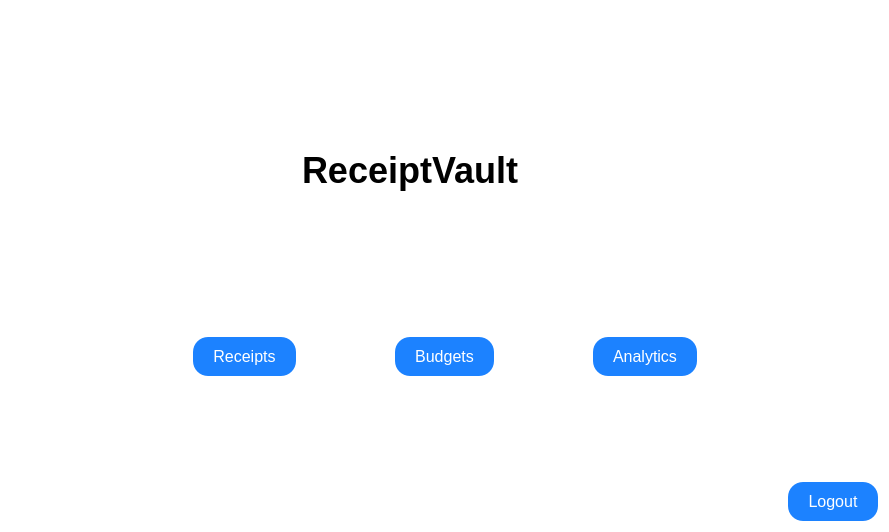
Above: frontend/ReceiptVault/DashboardPage.ui from IsaiahIruoha/receiptvault before the change. Below: the same form after it.
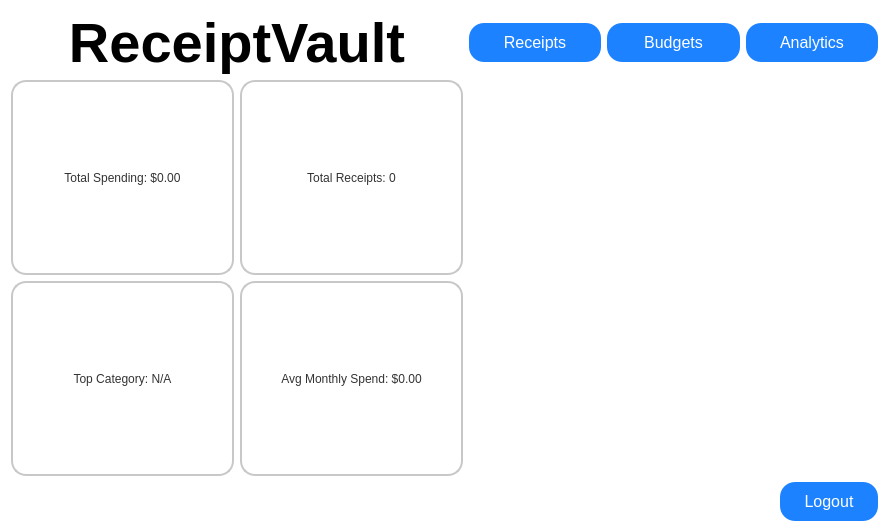
That is the form after the change. Custom widgets are drawn as their Qt base class.

Commit message: finalized dashboard overhaul

Patch:
```diff
--- a/frontend/ReceiptVault/DashboardPage.ui
+++ b/frontend/ReceiptVault/DashboardPage.ui
@@ -19,106 +19,27 @@
 }</string>
   </property>
   <layout class="QGridLayout" name="gridLayout">
-   <item row="0" column="1">
-    <spacer name="verticalSpacer_4">
-     <property name="orientation">
-      <enum>Qt::Orientation::Vertical</enum>
+   <item row="3" column="1" colspan="4">
+    <widget class="QChartView" name="spendingChartView" native="true">
+     <property name="sizePolicy">
+      <sizepolicy hsizetype="Expanding" vsizetype="Expanding">
+       <horstretch>0</horstretch>
+       <verstretch>0</verstretch>
+      </sizepolicy>
      </property>
-     <property name="sizeHint" stdset="0">
-      <size>
-       <width>20</width>
-       <height>40</height>
-      </size>
-     </property>
-    </spacer>
-   </item>
-   <item row="2" column="1">
-    <spacer name="verticalSpacer_2">
-     <property name="orientation">
-      <enum>Qt::Orientation::Vertical</enum>
-     </property>
-     <property name="sizeHint" stdset="0">
-      <size>
-       <width>20</width>
-       <height>40</height>
-      </size>
-     </property>
-    </spacer>
-   </item>
-   <item row="3" column="2">
-    <layout class="QHBoxLayout" name="horizontalLayout_2">
-     <item>
-      <widget class="QPushButton" name="viewAnalyticsButton">
-       <property name="styleSheet">
-        <string notr="true">QPushButton {
-    background-color: rgb(28, 130, 255);
-    border: none;
+     <property name="styleSheet">
+      <string notr="true">QChartView{
+    border: 2px solid rgb(200, 200, 200);
     border-radius: 15px;
-    color: white;
-    padding: 10px 20px;
-    font-size: 16px;
-}
-
-QPushButton:hover {
-    background-color: rgb(33, 145, 255);
-}
-
-QPushButton:pressed {
-    background-color: rgb(23, 110, 230);
+    background-color: white;
 }</string>
-       </property>
-       <property name="text">
-        <string>Analytics</string>
-       </property>
-      </widget>
-     </item>
-     <item>
-      <spacer name="horizontalSpacer_3">
-       <property name="orientation">
-        <enum>Qt::Orientation::Horizontal</enum>
-       </property>
-       <property name="sizeHint" stdset="0">
-        <size>
-         <width>40</width>
-         <height>20</height>
-        </size>
-       </property>
-      </spacer>
-     </item>
-    </layout>
-   </item>
-   <item row="4" column="1">
-    <spacer name="verticalSpacer">
-     <property name="orientation">
-      <enum>Qt::Orientation::Vertical</enum>
      </property>
-     <property name="sizeHint" stdset="0">
-      <size>
-       <width>20</width>
-       <height>40</height>
-      </size>
-     </property>
-    </spacer>
+    </widget>
    </item>
-   <item row="3" column="1">
-    <layout class="QHBoxLayout" name="horizontalLayout_4">
-     <item>
-      <spacer name="horizontalSpacer_5">
-       <property name="orientation">
-        <enum>Qt::Orientation::Horizontal</enum>
-       </property>
-       <property name="sizeHint" stdset="0">
-        <size>
-         <width>40</width>
-         <height>20</height>
-        </size>
-       </property>
-      </spacer>
-     </item>
-     <item>
-      <widget class="QPushButton" name="viewBudgetsButton">
-       <property name="styleSheet">
-        <string notr="true">QPushButton {
+   <item row="4" column="4">
+    <widget class="QPushButton" name="logoutButton">
+     <property name="styleSheet">
+      <string notr="true">QPushButton {
     background-color: rgb(28, 130, 255);
     border: none;
     border-radius: 15px;
@@ -134,74 +55,104 @@
 QPushButton:pressed {
     background-color: rgb(23, 110, 230);
 }</string>
-       </property>
-       <property name="text">
-        <string>Budgets</string>
-       </property>
-      </widget>
-     </item>
-     <item>
-      <spacer name="horizontalSpacer_6">
-       <property name="orientation">
-        <enum>Qt::Orientation::Horizontal</enum>
-       </property>
-       <property name="sizeHint" stdset="0">
-        <size>
-         <width>40</width>
-         <height>20</height>
-        </size>
-       </property>
-      </spacer>
-     </item>
-    </layout>
+     </property>
+     <property name="text">
+      <string>Logout</string>
+     </property>
+    </widget>
    </item>
    <item row="3" column="0">
-    <layout class="QHBoxLayout" name="horizontalLayout">
-     <item>
-      <spacer name="horizontalSpacer">
-       <property name="orientation">
-        <enum>Qt::Orientation::Horizontal</enum>
+    <layout class="QGridLayout" name="gridLayout_2">
+     <item row="0" column="0">
+      <widget class="QLabel" name="label_TotalSpending">
+       <property name="styleSheet">
+        <string notr="true">QLabel#label_TotalReceipts, QLabel#label_TotalSpending {
+    color: #333333;
+    font: bold 16px &quot;Arial&quot;;
+    padding: 5px 15px;
+    border: 2px solid rgb(200, 200, 200);
+    border-radius: 15px;
+}
+</string>
        </property>
-       <property name="sizeHint" stdset="0">
-        <size>
-         <width>40</width>
-         <height>20</height>
-        </size>
+       <property name="text">
+        <string>Total Spending: $0.00</string>
        </property>
-      </spacer>
+       <property name="alignment">
+        <set>Qt::AlignmentFlag::AlignCenter</set>
+       </property>
+      </widget>
      </item>
-     <item>
-      <widget class="QPushButton" name="viewReceiptsButton">
+     <item row="0" column="1">
+      <widget class="QLabel" name="label_TotalReceipts">
        <property name="styleSheet">
-        <string notr="true">QPushButton {
-    background-color: rgb(28, 130, 255);
-    border: none;
+        <string notr="true">QLabel#label_TotalReceipts, QLabel#label_TotalSpending {
+    color: #333333;
+    font: bold 16px &quot;Arial&quot;;
+    padding: 5px 15px;
+    border: 2px solid rgb(200, 200, 200);
     border-radius: 15px;
-    color: white;
-    padding: 10px 20px;
-    font-size: 16px;
-}
-
-QPushButton:hover {
-    background-color: rgb(33, 145, 255);
-}
-
-QPushButton:pressed {
-    background-color: rgb(23, 110, 230);
 }</string>
        </property>
        <property name="text">
-        <string>Receipts</string>
+        <string>Total Receipts: 0</string>
+       </property>
+       <property name="alignment">
+        <set>Qt::AlignmentFlag::AlignCenter</set>
+       </property>
+      </widget>
+     </item>
+     <item row="1" column="0">
+      <widget class="QLabel" name="label_TopCategory">
+       <property name="styleSheet">
+        <string notr="true">QLabel{
+    color: #333333;
+    font: bold 16px &quot;Arial&quot;;
+    padding: 5px 15px;
+    border: 2px solid rgb(200, 200, 200);
+    border-radius: 15px;
+}</string>
+       </property>
+       <property name="text">
+        <string>Top Category: N/A</string>
+       </property>
+       <property name="alignment">
+        <set>Qt::AlignmentFlag::AlignCenter</set>
+       </property>
+      </widget>
+     </item>
+     <item row="1" column="1">
+      <widget class="QLabel" name="label_AvgMonthlySpending">
+       <property name="styleSheet">
+        <string notr="true">QLabel{
+    color: #333333;
+    font: bold 16px &quot;Arial&quot;;
+    padding: 5px 15px;
+    border: 2px solid rgb(200, 200, 200);
+    border-radius: 15px;
+}</string>
+       </property>
+       <property name="text">
+        <string>Avg Monthly Spend: $0.00</string>
+       </property>
+       <property name="alignment">
+        <set>Qt::AlignmentFlag::AlignCenter</set>
        </property>
       </widget>
      </item>
     </layout>
    </item>
-   <item row="1" column="1" alignment="">
+   <item row="0" column="0">
     <widget class="QLabel" name="appTitle">
+     <property name="minimumSize">
+      <size>
+       <width>452</width>
+       <height>0</height>
+      </size>
+     </property>
      <property name="styleSheet">
       <string notr="true">QLabel {
-    font-size: 36px;
+    font-size: 56px;
     font-weight: bold;
     color: black;
     text-align: center;
@@ -213,18 +164,17 @@
      <property name="text">
       <string>ReceiptVault</string>
      </property>
+     <property name="alignment">
+      <set>Qt::AlignmentFlag::AlignCenter</set>
+     </property>
     </widget>
    </item>
-   <item row="4" column="2">
-    <layout class="QVBoxLayout" name="verticalLayout">
+   <item row="0" column="1" colspan="4">
+    <layout class="QHBoxLayout" name="horizontalLayout_2">
      <item>
-      <layout class="QGridLayout" name="gridLayout_2">
-       <item row="0" column="1">
-        <layout class="QGridLayout" name="gridLayout_3">
-         <item row="1" column="0">
-          <widget class="QPushButton" name="logoutButton">
-           <property name="styleSheet">
-            <string notr="true">QPushButton {
+      <widget class="QPushButton" name="viewReceiptsButton">
+       <property name="styleSheet">
+        <string notr="true">QPushButton {
     background-color: rgb(28, 130, 255);
     border: none;
     border-radius: 15px;
@@ -240,46 +190,74 @@
 QPushButton:pressed {
     background-color: rgb(23, 110, 230);
 }</string>
-           </property>
-           <property name="text">
-            <string>Logout</string>
-           </property>
-          </widget>
-         </item>
-         <item row="0" column="0">
-          <spacer name="verticalSpacer_3">
-           <property name="orientation">
-            <enum>Qt::Orientation::Vertical</enum>
-           </property>
-           <property name="sizeHint" stdset="0">
-            <size>
-             <width>20</width>
-             <height>40</height>
-            </size>
-           </property>
-          </spacer>
-         </item>
-        </layout>
-       </item>
-       <item row="0" column="0">
-        <spacer name="horizontalSpacer_2">
-         <property name="orientation">
-          <enum>Qt::Orientation::Horizontal</enum>
-         </property>
-         <property name="sizeHint" stdset="0">
-          <size>
-           <width>40</width>
-           <height>20</height>
-          </size>
-         </property>
-        </spacer>
-       </item>
-      </layout>
+       </property>
+       <property name="text">
+        <string>Receipts</string>
+       </property>
+      </widget>
+     </item>
+     <item>
+      <widget class="QPushButton" name="viewBudgetsButton">
+       <property name="styleSheet">
+        <string notr="true">QPushButton {
+    background-color: rgb(28, 130, 255);
+    border: none;
+    border-radius: 15px;
+    color: white;
+    padding: 10px 20px;
+    font-size: 16px;
+}
+
+QPushButton:hover {
+    background-color: rgb(33, 145, 255);
+}
+
+QPushButton:pressed {
+    background-color: rgb(23, 110, 230);
+}</string>
+       </property>
+       <property name="text">
+        <string>Budgets</string>
+       </property>
+      </widget>
+     </item>
+     <item>
+      <widget class="QPushButton" name="viewAnalyticsButton">
+       <property name="styleSheet">
+        <string notr="true">QPushButton {
+    background-color: rgb(28, 130, 255);
+    border: none;
+    border-radius: 15px;
+    color: white;
+    padding: 10px 20px;
+    font-size: 16px;
+}
+
+QPushButton:hover {
+    background-color: rgb(33, 145, 255);
+}
+
+QPushButton:pressed {
+    background-color: rgb(23, 110, 230);
+}</string>
+       </property>
+       <property name="text">
+        <string>Analytics</string>
+       </property>
+      </widget>
      </item>
     </layout>
    </item>
   </layout>
  </widget>
+ <customwidgets>
+  <customwidget>
+   <class>QChartView</class>
+   <extends>QWidget</extends>
+   <header>QtCharts/QChartView</header>
+   <container>1</container>
+  </customwidget>
+ </customwidgets>
  <resources/>
  <connections/>
 </ui>
```
The commit also changes 6 other files.
